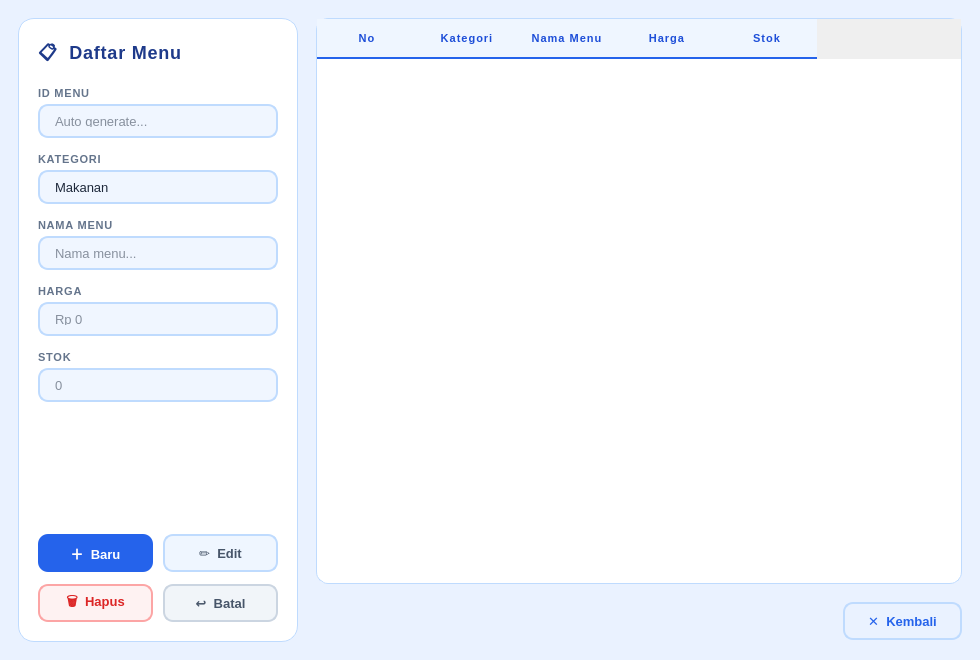
Before: the Qt Designer form DaftarMenu.ui in andriefendy26/Desktop-Based-Cashier-Application, drawn with Qt 5.
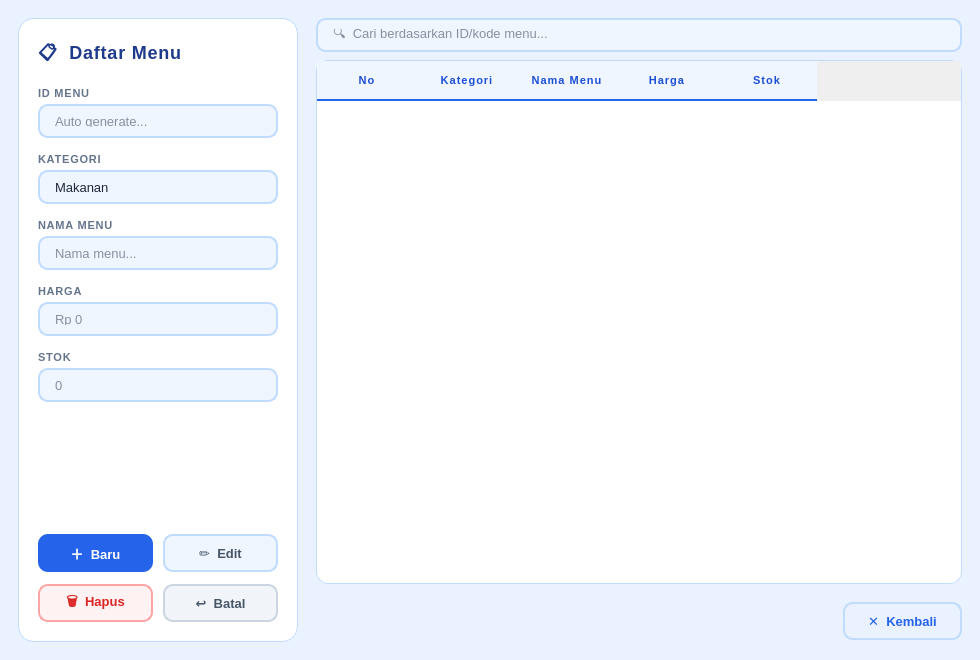
After: the same form once the commit is applied.

The edit to the form file:
```diff
--- a/DaftarMenu.ui
+++ b/DaftarMenu.ui
@@ -274,10 +274,19 @@
     </widget>
    </widget>
 
-   <!-- ════ RIGHT: TABLE ════ -->
+   <!-- ════ RIGHT: SEARCH + TABLE ════ -->
+   <widget class="QLineEdit" name="textSearchMenu">
+    <property name="geometry">
+     <rect><x>316</x><y>18</y><width>646</width><height>34</height></rect>
+    </property>
+    <property name="placeholderText">
+     <string>🔍  Cari berdasarkan ID/kode menu...</string>
+    </property>
+   </widget>
+
    <widget class="QTableWidget" name="tableWidget">
     <property name="geometry">
-     <rect><x>316</x><y>18</y><width>646</width><height>566</height></rect>
+     <rect><x>316</x><y>60</y><width>646</width><height>524</height></rect>
     </property>
     <column><property name="text"><string>No</string></property></column>
     <column><property name="text"><string>Kategori</string></property></column>
```
